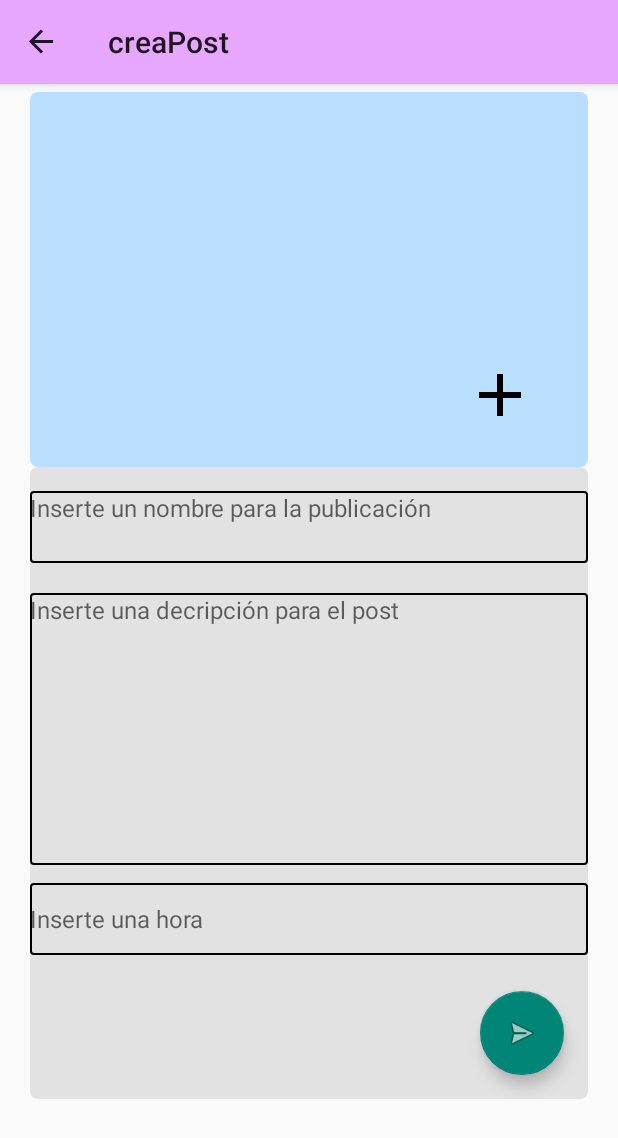
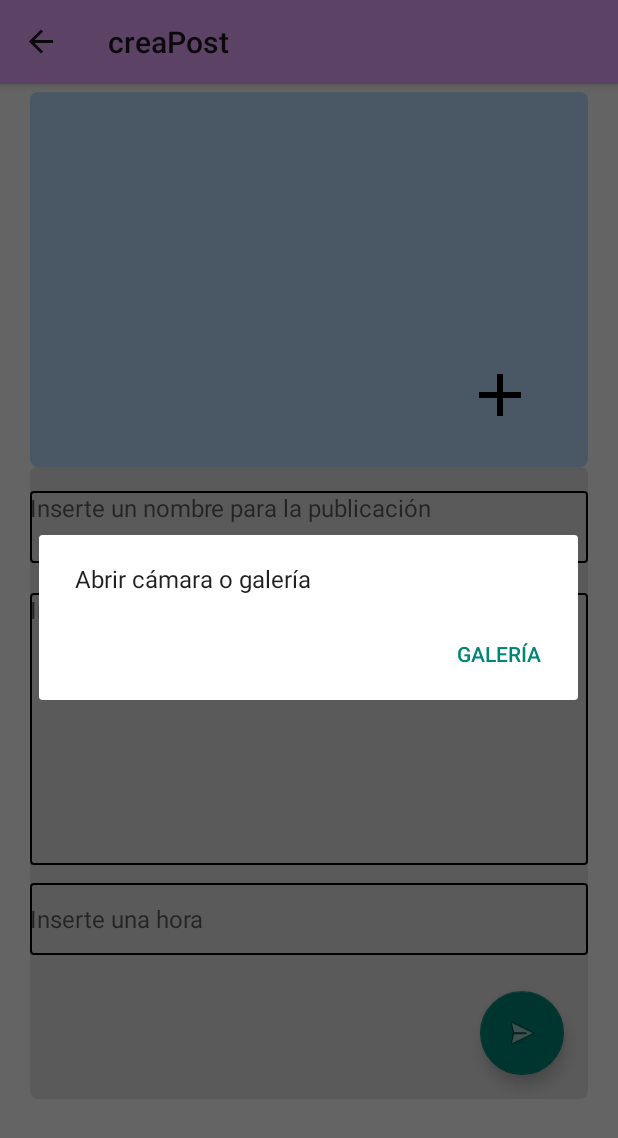
Before and after one commit to tacccu/donate, an Android app: the creaPost screen opened through its navigation route, after a tap on an icon or button, on a phone screen of 412 x 824 dp. Shown: the top 1138 px of the screen. Run offline under Robolectric (Android 15) with nearby library versions, the light colour scheme and no system bars; our stand-ins replace Firebase (no records; nobody signed in at launch, a user with empty details on screens opened directly), data binding, navigation-ui.

Commit message:
imagenes + comments

```diff
--- a/app/src/main/java/cat/copernic/donate/ui/adapters/adapter.kt
+++ b/app/src/main/java/cat/copernic/donate/ui/adapters/adapter.kt
@@ -13,11 +13,13 @@ class adapter : RecyclerView.Adapter<adapter.MyViewHolder>() {
     var donaciones: ArrayList<donacion> = ArrayList()
     lateinit var contxt: Context
 
+    //constructor de la clase al que le pasamos la fuente de los datos y el contexto sobre el que será mostrado
     fun donacionesRecyclerAdapter(donacionesList: ArrayList<donacion>, contxt: Context) {
         this.donaciones = donacionesList
         this.contxt = contxt
     }
 
+    //el encargado de devolver el ViewHolder configurado
     override fun onCreateViewHolder(parent: ViewGroup, viewType: Int): MyViewHolder {
 
         val layoutInflater = LayoutInflater.from(parent.context)
@@ -28,6 +30,7 @@ class adapter : RecyclerView.Adapter<adapter.MyViewHolder>() {
 
     }
 
+    //método encargado de pasar los objetos al ViewHolder
     override fun onBindViewHolder(holder: MyViewHolder, position: Int) {
 
         with(holder){
--- a/app/src/main/java/cat/copernic/donate/ui/registro/creaPost.kt
+++ b/app/src/main/java/cat/copernic/donate/ui/registro/creaPost.kt
@@ -41,6 +41,8 @@ class creaPost : Fragment() {
     lateinit var storageRef: StorageReference
     lateinit var binding: FragmentCreaPostBinding
     private var latestTempUri: Uri? = null
+    var iden: String? = null
+
 
     val tomarImgResult =
         registerForActivityResult(ActivityResultContracts.TakePicture()) { isSucces ->
@@ -74,23 +76,29 @@ class creaPost : Fragment() {
             inflater, R.layout.fragment_crea_post, container, false
         )
 
-
+        //Botón para crear las donaciones
         binding.floatingActionButton.setOnClickListener { view: View ->
+            //control de variables para que no se creen documentos vacíos
             if (binding.tituloEditText.text.isNotEmpty()
                 && binding.descripcionEditText.text.isNotEmpty()
                 && binding.timeEditText.text.isNotEmpty()
             ) {
-
+               //creo una donación en la ruta de Donacioens
                val document = db.collection("Donaciones")
-                   document.add(
+                    //añadimos la información de los campos de texto
+                    document.add(
                     hashMapOf(
                         "titulo" to binding.tituloEditText.text.toString(),
                         "descripcion" to binding.descripcionEditText.text.toString(),
                         "fecha" to binding.timeEditText.text.toString()
 
                     )
-                   //onsuccessListener document.id
                 )
+                //variable con la id del documento para nombrar la imagen
+                iden = document.id
+
+                ponerImagen(view)
+
                 view.findNavController()
                     .navigate(creaPostDirections.actionCreaPostToFragmentDonaciones())
             } else {
@@ -98,16 +106,30 @@ class creaPost : Fragment() {
             }
 
         }
-
+        //botón para que salte la selección
         binding.addImage.setOnClickListener { view: View ->
-            abrirCamara()
+            seleccion()
         }
         return binding.root
     }
 
+    //función para seleccionar entre abrir la galería o abrir la cámara
+    fun seleccion() {
+        val alertDialog = AlertDialog.Builder(context).create()
+        alertDialog.setMessage("Abrir cámara o galería")
+        alertDialog.setButton(
+            AlertDialog.BUTTON_POSITIVE, "Cámara"
+        ) {dialog, wich -> abrirCamara()}
+        alertDialog.setButton(
+            AlertDialog.BUTTON_POSITIVE, "Galería"
+        ) {dialog, wich -> abrirGaleria()}
+        alertDialog.show()
+    }
 
+    //función para subir la imagen a Firebase
     fun ponerImagen(view: View) {
-        val pathReference = storageRef.child("images/donate.jpg")
+        //para el nombre de la imagen le pasaremos el identificador de la donación, de esta forma ninguna imagen se llamará igual
+        val pathReference = storageRef.child("images/${this.iden}")
         val bitmap = (imagen.drawable as BitmapDrawable).bitmap
         val baos = ByteArrayOutputStream()
 
@@ -137,16 +159,17 @@ class creaPost : Fragment() {
         if (result.resultCode == Activity.RESULT_OK) {
             val data = result.data?.data
 
-            binding?.imageView6.setImageURI(data)
+            binding?.imageView6?.setImageURI(data)
         }
     }
 
+    //función para abrir la galería
     private fun abrirGaleria() {
         val intent = Intent(Intent.ACTION_PICK)
         intent.type = "image/*"
         startActivityGal.launch(intent)
     }
-
+    //función para abrir la cámara
     private fun abrirCamara() {
         lifecycleScope.launchWhenStarted {
             getTempFile().let { uri ->
@@ -156,6 +179,7 @@ class creaPost : Fragment() {
             }
         }
     }
+
 
     private fun getTempFile(): Uri? {
         val tempFile = File.createTempFile("tmp_image_file", ".png", activity?.cacheDir).apply {
```
Also changed, not shown: app/src/main/java/cat/copernic/donate/ui/FragmentDonaciones.kt (+5 -5 lines).
